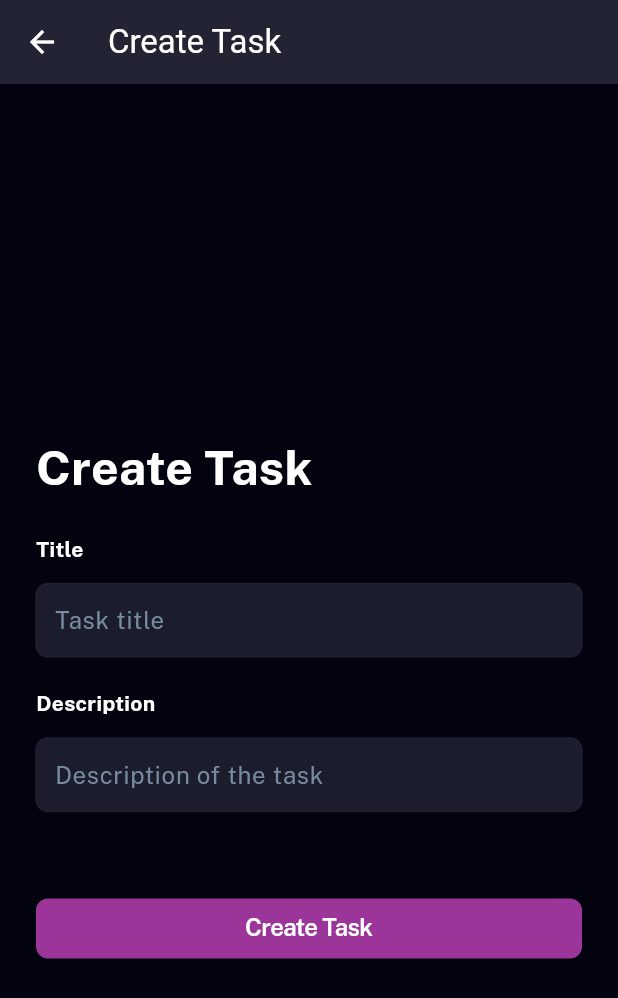
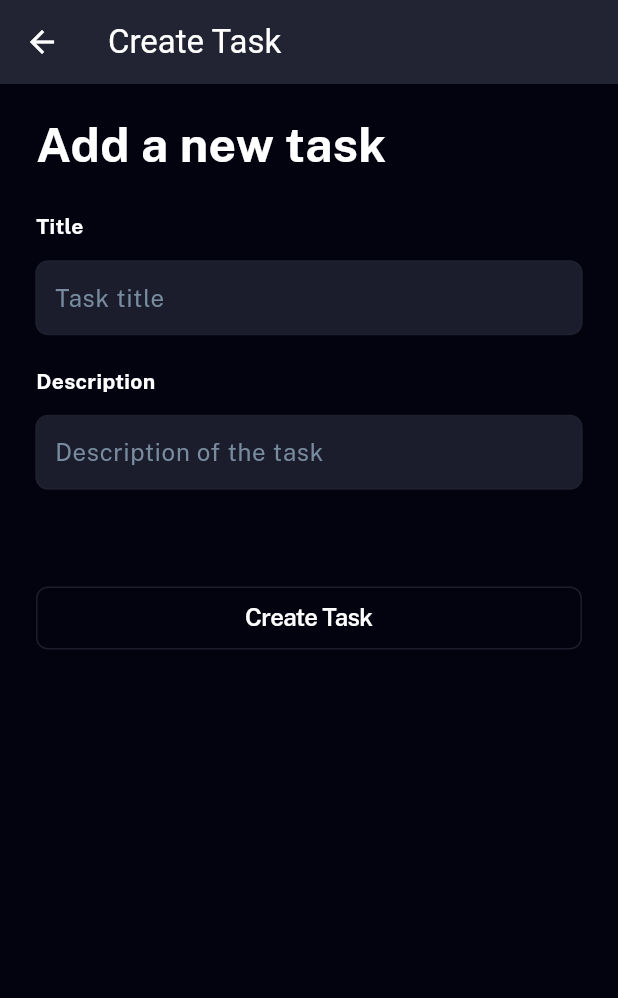
Before and after one commit to helgalo/tasko, a Flutter app: the CreateTaskPage screen opened by its route, on a phone screen of 412 x 824 dp. Shown: the top 998 px of the screen. Run offline on Flutter 3.47's test engine with Material 3 defaults, Android fonts, the phone set to English and light mode, and no system bars; our stand-ins replace cloud_firestore, firebase_auth, firebase_core, flutter_mobx, flutter_modular, get_storage and 2 more; accounts and stored records are empty; generated files the repository leaves out were written again.

Commit message:
all flows working

```diff
--- a/lib/app_widget.dart
+++ b/lib/app_widget.dart
@@ -1,6 +1,5 @@
 import 'package:flutter/material.dart';
 import 'package:flutter_modular/flutter_modular.dart';
-import 'package:tasko/core/theme/core_colors.dart';
 
 class AppWidget extends StatelessWidget {
   const AppWidget({super.key});
@@ -9,8 +8,7 @@ class AppWidget extends StatelessWidget {
   Widget build(BuildContext context) {
     return MaterialApp.router(
       title: 'Tasko',
-      // theme: ThemeData(primarySwatch: Colors.blue),
       routerConfig: Modular.routerConfig,
-    ); //added by extension
+    );
   }
 }
--- a/lib/main.dart
+++ b/lib/main.dart
@@ -1,5 +1,6 @@
 import 'package:flutter/material.dart';
 import 'package:flutter_modular/flutter_modular.dart';
+import 'package:get_storage/get_storage.dart';
 import 'package:tasko/app_module.dart';
 import 'package:tasko/app_widget.dart';
 import 'package:firebase_core/firebase_core.dart';
@@ -7,6 +8,7 @@ import 'package:tasko/firebase_options.dart';
 
 Future main() async {
   WidgetsFlutterBinding.ensureInitialized();
+  await GetStorage.init();
 
   await Firebase.initializeApp(
     options: DefaultFirebaseOptions.currentPlatform,
--- a/lib/models/task.dart
+++ b/lib/models/task.dart
@@ -27,6 +27,7 @@ class Task {
   }
 
   Task copyWith({
+    String? id,
     String? title,
     String? description,
   }) {
--- a/lib/pages/register/register_controller.dart
+++ b/lib/pages/register/register_store.dart
@@ -2,11 +2,11 @@ import 'package:firebase_auth/firebase_auth.dart';
 import 'package:flutter/material.dart';
 import 'package:flutter_modular/flutter_modular.dart';
 import 'package:mobx/mobx.dart';
-part 'register_controller.g.dart';
+part 'register_store.g.dart';
 
-class RegisterController = _RegisterController with _$RegisterController;
+class RegisterStore = _RegisterStore with _$RegisterStore;
 
-abstract class _RegisterController with Store {
+abstract class _RegisterStore with Store {
   final FirebaseAuth _auth = FirebaseAuth.instance;
 
   TextEditingController emailController = TextEditingController();
--- a/lib/pages/task/create/create_task_page.dart
+++ b/lib/pages/task/create/create_task_page.dart
@@ -2,7 +2,7 @@ import 'package:flutter/material.dart';
 import 'package:flutter_mobx/flutter_mobx.dart';
 import 'package:tasko/core/theme/core_colors.dart';
 import 'package:tasko/core/theme/core_text_styles.dart';
-import 'package:tasko/pages/task/create/create_task_controller.dart';
+import 'package:tasko/pages/task/create/create_task_store.dart';
 import 'package:tasko/widgets/main_button_widget.dart';
 import 'package:tasko/widgets/main_input_textfield_widget.dart';
 
@@ -11,7 +11,7 @@ class CreateTaskPage extends StatelessWidget {
 
   @override
   Widget build(BuildContext context) {
-    final CreateTaskController provider = CreateTaskController();
+    final CreateTaskStore store = CreateTaskStore();
 
     return Scaffold(
       appBar: AppBar(
@@ -23,21 +23,21 @@ class CreateTaskPage extends StatelessWidget {
         leading: IconButton(
           icon: const Icon(Icons.arrow_back),
           color: CoreColors.coreWhite,
-          onPressed: provider.onTapBackButton,
+          onPressed: store.onTapBackButton,
         ),
       ),
       backgroundColor: CoreColors.coreBackground,
-      body: SingleChildScrollView(
+      body: LayoutBuilder(
+        builder: (context, constraints) => SingleChildScrollView(
           child: Container(
-          height: MediaQuery.of(context).size.height,
-          padding: const EdgeInsets.symmetric(horizontal: 24),
+            height: constraints.maxHeight,
+            padding: const EdgeInsets.all(24),
             child: SafeArea(
               child: Column(
-              mainAxisAlignment: MainAxisAlignment.center,
                 crossAxisAlignment: CrossAxisAlignment.start,
                 children: [
                   Text(
-                  "Create Task",
+                    "Add a new task",
                     style: CoreTextStyles.publicSans(
                       fontSize: 32,
                       fontWeight: FontWeightEnum.bold_700,
@@ -52,29 +52,38 @@ class CreateTaskPage extends StatelessWidget {
                           MainInputTextFieldWidget(
                             hintText: "Task title",
                             label: "Title",
-                          controller: provider.titleController,
+                            controller: store.titleController,
                           ),
                           const SizedBox(height: 24),
                           MainInputTextFieldWidget(
                             keyboardType: TextInputType.visiblePassword,
                             hintText: "Description of the task",
                             label: "Description",
-                          controller: provider.descriptionController,
+                            controller: store.descriptionController,
                           ),
-                        const SizedBox(height: 16),
-                      ],
+                          const SizedBox(height: 64),
+                          Observer(
+                            builder: (_) => IgnorePointer(
+                              ignoring: store.titleController.text.isEmpty ||
+                                  store.descriptionController.text.isEmpty,
+                              child: MainButtonWidget(
+                                onPressed: store.createTask,
+                                title: "Create Task",
+                                isLoading: store.isLoading,
+                                type: store.titleController.text.isNotEmpty &&
+                                        store.descriptionController.text
+                                            .isNotEmpty
+                                    ? ButtonTypes.primary
+                                    : ButtonTypes.secondary,
                               ),
-                    const SizedBox(height: 40),
-                  ],
-                ),
-                Observer(
-                  builder: (_) => MainButtonWidget(
-                    onPressed: provider.createTask,
-                    title: "Create Task",
-                    isLoading: provider.isLoading,
                             ),
                           )
                         ],
+                      ),
+                    ],
+                  ),
+                ],
+              ),
             ),
           ),
         ),
--- a/lib/pages/task/create/create_task_controller.dart
+++ b/lib/pages/task/create/create_task_store.dart
@@ -4,11 +4,11 @@ import 'package:flutter/material.dart';
 import 'package:flutter_modular/flutter_modular.dart';
 import 'package:mobx/mobx.dart';
 import 'package:tasko/models/task.dart';
-part 'create_task_controller.g.dart';
+part 'create_task_store.g.dart';
 
-class CreateTaskController = _CreateTaskController with _$CreateTaskController;
+class CreateTaskStore = _CreateTaskStore with _$CreateTaskStore;
 
-abstract class _CreateTaskController with Store {
+abstract class _CreateTaskStore with Store {
   @observable
   bool isLoading = false;
 
--- a/pubspec.yaml
+++ b/pubspec.yaml
@@ -42,6 +42,7 @@ dependencies:
   firebase_auth: ^4.16.0
   firebase_core: ^2.24.2
   flutter_mobx: ^2.2.1+1
+  get_storage: ^2.1.1
 
 dev_dependencies:
   flutter_test:
```
Also changed, not shown: lib/pages/home/home_page.dart (+20 -12 lines), lib/pages/home/home_store.dart (renamed from lib/pages/home/home_controller.dart, +4 -4 lines), lib/pages/login/login_page.dart (+7 -6 lines), lib/pages/login/login_store.dart (renamed from lib/pages/login/login_controller.dart, +27 -3 lines), lib/pages/register/register_page.dart (+8 -8 lines), lib/pages/task/details/task_details_controller.dart (deleted, +0 -35 lines), lib/pages/task/details/task_details_page.dart (+56 -26 lines), lib/pages/task/details/task_details_store.dart (added, +75 -0 lines), lib/pages/home/home_store.g.dart, lib/pages/login/login_store.g.dart, lib/pages/register/register_store.g.dart, lib/pages/task/create/create_task_store.g.dart, lib/pages/task/details/task_details_controller.g.dart (deleted), lib/pages/task/details/task_details_store.g.dart (added), 1 more files. Lines whose indentation alone changed are shown as unchanged.
